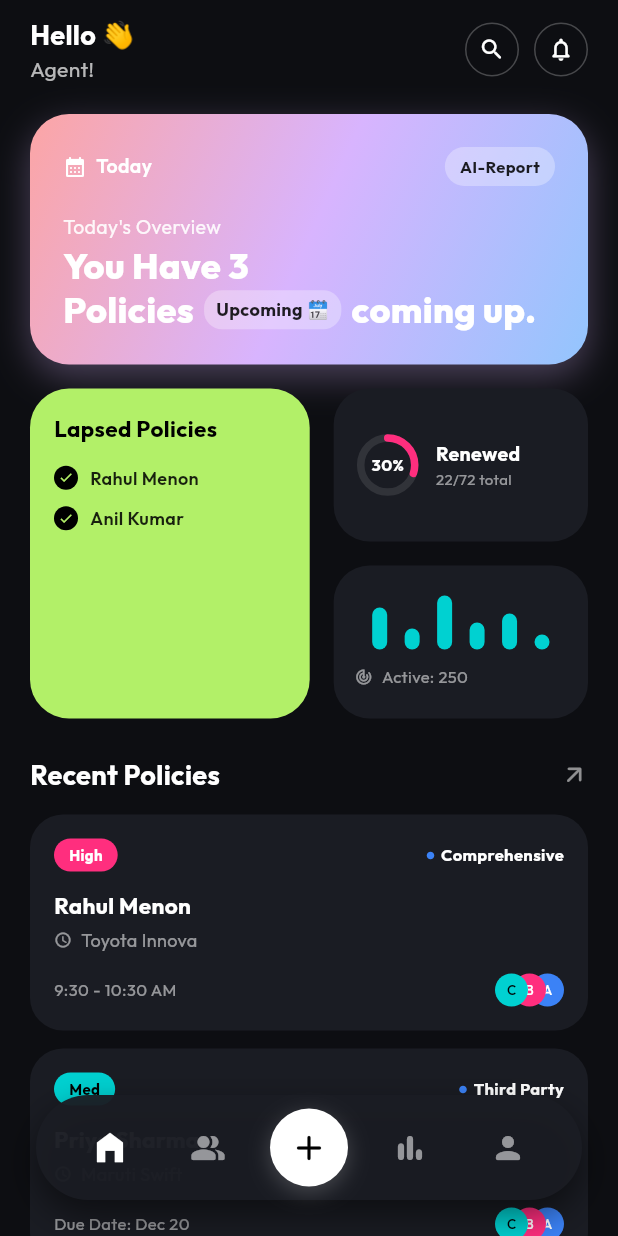
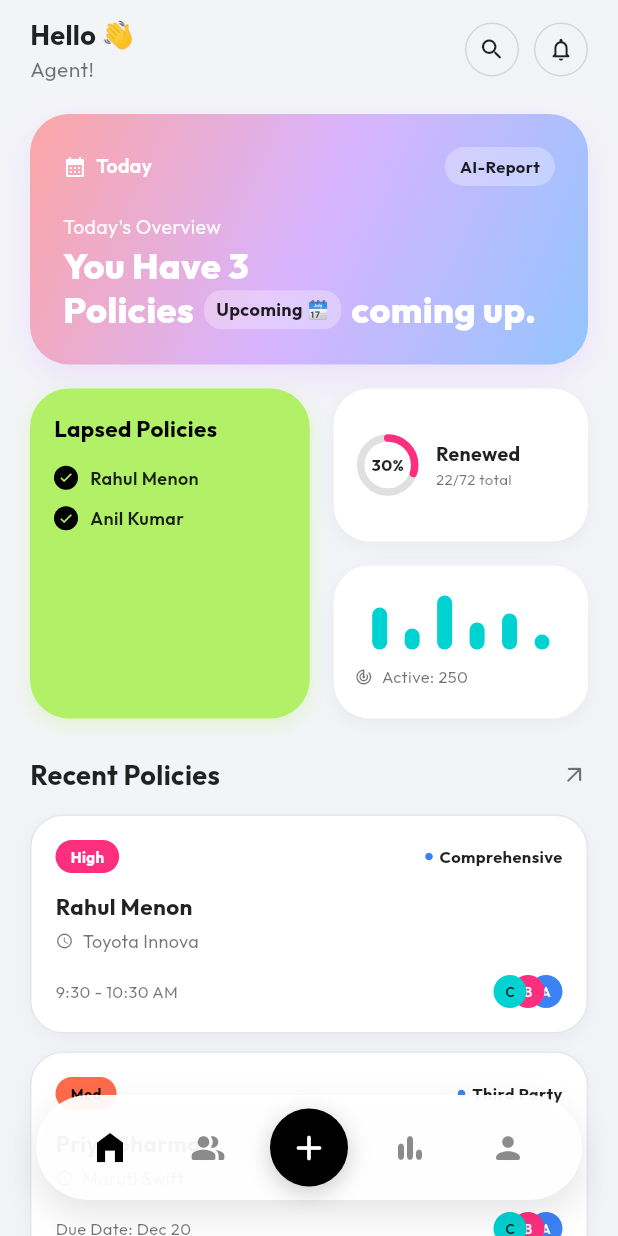
Before and after one commit to fahimfrk/project-insurance-app, a Flutter app: the InsuranceDashboard screen opened directly, on a phone screen of 412 x 824 dp. Run offline on Flutter 3.47's test engine with Material 3 defaults, Android fonts, the phone set to English and light mode, and no system bars; our stand-ins replace google_fonts, supabase_flutter; accounts and stored records are empty.

Commit message:
Add light theme support to insurance dashboard
Adapt dashboard cards, text, controls, and the account dialog to the system brightness. Use an orange medium-priority badge for upcoming policies.

```diff
--- a/lib/admininsuraance.dart
+++ b/lib/admininsuraance.dart
@@ -19,8 +19,6 @@ class _InsuranceDashboardState extends State<InsuranceDashboard> {
   bool _loading = true;
 
   // Exact Colors from the Dribbble Inspiration
-  final Color bgDark = const Color(0xFF0D0E12);
-  final Color cardDark = const Color(0xFF1A1C23);
   final Color limeGreen = const Color(0xFFB2F068);
   final Color accentOrange = const Color(0xFFFF6B4A);
   final Color badgePink = const Color(0xFFFF2E7E);
@@ -98,20 +96,25 @@ class _InsuranceDashboardState extends State<InsuranceDashboard> {
     }
   }
 
-  void _showSettingsDialog() {
+  void _showSettingsDialog(bool isDark) {
     final email = SupabaseService.currentUserEmail ?? 'Not logged in';
     final name = SupabaseService.currentUserName;
+
+    final dialogBg = isDark ? const Color(0xFF1A1C23) : Colors.white;
+    final textMain = isDark ? Colors.white : Colors.black87;
+    final textSub = isDark ? Colors.white54 : Colors.black54;
+
     showDialog(
       context: context,
       builder: (ctx) => AlertDialog(
-        backgroundColor: cardDark,
+        backgroundColor: dialogBg,
         shape: RoundedRectangleBorder(borderRadius: BorderRadius.circular(24)),
         title: Row(
           children: [
-            const Icon(Icons.settings_outlined, color: Colors.white),
+            Icon(Icons.settings_outlined, color: textMain),
             const SizedBox(width: 10),
             Expanded(
-              child: Text('Account', style: GoogleFonts.outfit(fontSize: 18, color: Colors.white)),
+              child: Text('Account', style: GoogleFonts.outfit(fontSize: 18, color: textMain)),
             ),
           ],
         ),
@@ -119,9 +122,9 @@ class _InsuranceDashboardState extends State<InsuranceDashboard> {
           mainAxisSize: MainAxisSize.min,
           crossAxisAlignment: CrossAxisAlignment.start,
           children: [
-            Text('User: $name', style: GoogleFonts.outfit(fontWeight: FontWeight.w600, color: Colors.white)),
+            Text('User: $name', style: GoogleFonts.outfit(fontWeight: FontWeight.w600, color: textMain)),
             const SizedBox(height: 4),
-            Text('Email: $email', style: GoogleFonts.outfit(fontSize: 13, color: Colors.white54)),
+            Text('Email: $email', style: GoogleFonts.outfit(fontSize: 13, color: textSub)),
             const SizedBox(height: 16),
             SizedBox(
               width: double.infinity,
@@ -149,6 +152,14 @@ class _InsuranceDashboardState extends State<InsuranceDashboard> {
 
   @override
   Widget build(BuildContext context) {
+    final bool isDark = MediaQuery.of(context).platformBrightness == Brightness.dark;
+
+    final Color bgCol = isDark ? const Color(0xFF0D0E12) : const Color(0xFFF3F4F8);
+    final Color cardCol = isDark ? const Color(0xFF1A1C23) : Colors.white;
+    final Color textMain = isDark ? Colors.white : Colors.black87;
+    final Color textSub = isDark ? Colors.white70 : Colors.black54;
+    final Color iconBorder = isDark ? Colors.white24 : Colors.black12;
+
     int displayCount = 0;
     String badgeText = "Valid ✅";
     String suffixText = " right now.";
@@ -164,14 +175,14 @@ class _InsuranceDashboardState extends State<InsuranceDashboard> {
     }
 
     return Scaffold(
-      backgroundColor: bgDark,
+      backgroundColor: bgCol,
       body: Stack(
         children: [
           SafeArea(
             bottom: false,
             child: RefreshIndicator(
-              color: Colors.white,
-              backgroundColor: cardDark,
+              color: isDark ? Colors.white : Colors.black,
+              backgroundColor: cardCol,
               onRefresh: _loadDashboardData,
               child: ListView(
                 padding: const EdgeInsets.fromLTRB(20, 10, 20, 120),
@@ -184,11 +195,11 @@ class _InsuranceDashboardState extends State<InsuranceDashboard> {
                         children: [
                           Text(
                             'Hello 👋',
-                            style: GoogleFonts.outfit(fontSize: 18, color: Colors.white, fontWeight: FontWeight.bold),
+                            style: GoogleFonts.outfit(fontSize: 18, color: textMain, fontWeight: FontWeight.bold),
                           ),
                           Text(
                             '${SupabaseService.currentUserName}!',
-                            style: GoogleFonts.outfit(fontSize: 14, color: Colors.white70),
+                            style: GoogleFonts.outfit(fontSize: 14, color: textSub),
                           ),
                         ],
                       ),
@@ -196,14 +207,14 @@ class _InsuranceDashboardState extends State<InsuranceDashboard> {
                         children: [
                           Container(
                             padding: const EdgeInsets.all(8),
-                            decoration: BoxDecoration(shape: BoxShape.circle, border: Border.all(color: Colors.white24)),
-                            child: const Icon(Icons.search_rounded, color: Colors.white, size: 18),
+                            decoration: BoxDecoration(shape: BoxShape.circle, border: Border.all(color: iconBorder)),
+                            child: Icon(Icons.search_rounded, color: textMain, size: 18),
                           ),
                           const SizedBox(width: 10),
                           Container(
                             padding: const EdgeInsets.all(8),
-                            decoration: BoxDecoration(shape: BoxShape.circle, border: Border.all(color: Colors.white24)),
-                            child: const Icon(Icons.notifications_none_rounded, color: Colors.white, size: 18),
+                            decoration: BoxDecoration(shape: BoxShape.circle, border: Border.all(color: iconBorder)),
+                            child: Icon(Icons.notifications_none_rounded, color: textMain, size: 18),
                           ),
                         ],
                       )
@@ -270,12 +281,17 @@ class _InsuranceDashboardState extends State<InsuranceDashboard> {
                   Row(
                     crossAxisAlignment: CrossAxisAlignment.start,
                     children: [
+                      // LIME GREEN CARD
                       Expanded(
                         flex: 11,
                         child: Container(
                           height: 220,
                           padding: const EdgeInsets.all(16),
-                          decoration: BoxDecoration(color: limeGreen, borderRadius: BorderRadius.circular(26)),
+                          decoration: BoxDecoration(
+                            color: limeGreen,
+                            borderRadius: BorderRadius.circular(26),
+                            boxShadow: isDark ? [] : [BoxShadow(color: limeGreen.withOpacity(0.3), blurRadius: 12, offset: const Offset(0, 4))],
+                          ),
                           child: Column(
                             crossAxisAlignment: CrossAxisAlignment.start,
                             children: [
@@ -288,7 +304,7 @@ class _InsuranceDashboardState extends State<InsuranceDashboard> {
                                     Container(
                                       padding: const EdgeInsets.all(3),
                                       decoration: const BoxDecoration(color: Colors.black, shape: BoxShape.circle),
-                                      child: Icon(Icons.check, color: limeGreen, size: 10), // CONST REMOVED HERE
+                                      child: Icon(Icons.check, color: limeGreen, size: 10),
                                     ),
                                     const SizedBox(width: 8),
                                     Expanded(
@@ -317,11 +333,16 @@ class _InsuranceDashboardState extends State<InsuranceDashboard> {
                           height: 220,
                           child: Column(
                             children: [
+                              // RENEWED CHART CARD
                               Expanded(
                                 child: Container(
                                   width: double.infinity,
                                   padding: const EdgeInsets.all(14),
-                                  decoration: BoxDecoration(color: cardDark, borderRadius: BorderRadius.circular(24)),
+                                  decoration: BoxDecoration(
+                                    color: cardCol,
+                                    borderRadius: BorderRadius.circular(24),
+                                    boxShadow: isDark ? [] : [BoxShadow(color: Colors.black.withOpacity(0.04), blurRadius: 10, offset: const Offset(0, 4))],
+                                  ),
                                   child: Row(
                                     children: [
                                       SizedBox(
@@ -330,14 +351,14 @@ class _InsuranceDashboardState extends State<InsuranceDashboard> {
                                         child: Stack(
                                           alignment: Alignment.center,
                                           children: [
-                                            CircularProgressIndicator( // CONST REMOVED HERE
+                                            CircularProgressIndicator(
                                               value: 0.3,
                                               color: badgePink,
-                                              backgroundColor: Colors.white10,
+                                              backgroundColor: isDark ? Colors.white10 : Colors.black12,
                                               strokeWidth: 5,
                                               strokeCap: StrokeCap.round,
                                             ),
-                                            Text('30%', style: GoogleFonts.outfit(color: Colors.white, fontSize: 11, fontWeight: FontWeight.bold)),
+                                            Text('30%', style: GoogleFonts.outfit(color: textMain, fontSize: 11, fontWeight: FontWeight.bold)),
                                           ],
                                         ),
                                       ),
@@ -349,9 +370,9 @@ class _InsuranceDashboardState extends State<InsuranceDashboard> {
                                           children: [
                                             FittedBox(
                                               fit: BoxFit.scaleDown,
-                                              child: Text('Renewed', style: GoogleFonts.outfit(color: Colors.white, fontSize: 13, fontWeight: FontWeight.bold)),
+                                              child: Text('Renewed', style: GoogleFonts.outfit(color: textMain, fontSize: 13, fontWeight: FontWeight.bold)),
                                             ),
-                                            Text('${_metrics.renewedThisMonth}/${_metrics.totalPolicies} total', style: GoogleFonts.outfit(color: Colors.white54, fontSize: 10)),
+                                            Text('${_metrics.renewedThisMonth}/${_metrics.totalPolicies} total', style: GoogleFonts.outfit(color: textSub, fontSize: 10)),
                                           ],
                                         ),
                                       )
@@ -361,11 +382,16 @@ class _InsuranceDashboardState extends State<InsuranceDashboard> {
                               ),
                               const SizedBox(height: 16),
 
+                              // BAR CHART CARD
                               Expanded(
                                 child: Container(
                                   width: double.infinity,
                                   padding: const EdgeInsets.symmetric(horizontal: 14, vertical: 12),
-                                  decoration: BoxDecoration(color: cardDark, borderRadius: BorderRadius.circular(24)),
+                                  decoration: BoxDecoration(
+                                    color: cardCol,
+                                    borderRadius: BorderRadius.circular(24),
+                                    boxShadow: isDark ? [] : [BoxShadow(color: Colors.black.withOpacity(0.04), blurRadius: 10, offset: const Offset(0, 4))],
+                                  ),
                                   child: Column(
                                     mainAxisAlignment: MainAxisAlignment.center,
                                     crossAxisAlignment: CrossAxisAlignment.start,
@@ -381,9 +407,9 @@ class _InsuranceDashboardState extends State<InsuranceDashboard> {
                                       const SizedBox(height: 10),
                                       Row(
                                         children: [
-                                          const Icon(Icons.track_changes_rounded, color: Colors.white54, size: 12),
+                                          Icon(Icons.track_changes_rounded, color: textSub, size: 12),
                                           const SizedBox(width: 6),
-                                          Text('Active: ${_metrics.activePolicies}', style: GoogleFonts.outfit(color: Colors.white54, fontSize: 11)),
+                                          Text('Active: ${_metrics.activePolicies}', style: GoogleFonts.outfit(color: textSub, fontSize: 11)),
                                         ],
                                       )
                                     ],
@@ -401,18 +427,19 @@ class _InsuranceDashboardState extends State<InsuranceDashboard> {
                   Row(
                     mainAxisAlignment: MainAxisAlignment.spaceBetween,
                     children: [
-                      Text('Recent Policies', style: GoogleFonts.outfit(fontSize: 18, color: Colors.white, fontWeight: FontWeight.bold)),
-                      const Icon(Icons.arrow_outward_rounded, color: Colors.white54, size: 18),
+                      Text('Recent Policies', style: GoogleFonts.outfit(fontSize: 18, color: textMain, fontWeight: FontWeight.bold)),
+                      Icon(Icons.arrow_outward_rounded, color: textSub, size: 18),
                     ],
                   ),
                   const SizedBox(height: 14),
 
-                  ...recentPolicies.map((item) => _buildRecentItem(item)),
+                  ...recentPolicies.map((item) => _buildRecentItem(item, isDark, cardCol)),
                 ],
               ),
             ),
           ),
 
+          // ─── IOS STYLE FLOATING DOCK ───
           Positioned(
             bottom: 24,
             left: 24,
@@ -421,26 +448,27 @@ class _InsuranceDashboardState extends State<InsuranceDashboard> {
               height: 70,
               padding: const EdgeInsets.symmetric(horizontal: 8),
               decoration: BoxDecoration(
-                color: cardDark.withOpacity(0.95),
+                color: isDark ? const Color(0xFF1A1C23).withOpacity(0.95) : Colors.white.withOpacity(0.95),
                 borderRadius: BorderRadius.circular(35),
                 boxShadow: [
-                  BoxShadow(color: Colors.black.withOpacity(0.5), blurRadius: 20, offset: const Offset(0, 10))
+                  BoxShadow(color: Colors.black.withOpacity(isDark ? 0.5 : 0.1), blurRadius: 20, offset: const Offset(0, 10))
                 ]
               ),
               child: Row(
                 mainAxisAlignment: MainAxisAlignment.spaceEvenly,
                 children: [
                   IconButton(
-                    icon: const Icon(Icons.home_filled, color: Colors.white, size: 26),
+                    icon: Icon(Icons.home_filled, color: isDark ? Colors.white : Colors.black, size: 26),
                     onPressed: () {},
                   ),
                   IconButton(
-                    icon: const Icon(Icons.people_alt_rounded, color: Colors.white54, size: 24),
+                    icon: Icon(Icons.people_alt_rounded, color: isDark ? Colors.white54 : Colors.black45, size: 24),
                     onPressed: () {
                       Navigator.push(context, MaterialPageRoute(builder: (context) => const Sales())).then((_) => _loadDashboardData());
                     },
                   ),
 
+                  // PREMIUM FLOATING ACTION BUTTON
                   GestureDetector(
                     onTap: () {
                       Navigator.push(context, MaterialPageRoute(builder: (context) => const addcustomer(mode: 0))).then((_) => _loadDashboardData());
@@ -449,23 +477,23 @@ class _InsuranceDashboardState extends State<InsuranceDashboard> {
                       height: 52,
                       width: 52,
                       decoration: BoxDecoration(
-                        color: Colors.white,
+                        color: isDark ? Colors.white : Colors.black,
                         shape: BoxShape.circle,
-                        boxShadow: [BoxShadow(color: Colors.white.withOpacity(0.2), blurRadius: 12, offset: const Offset(0, 4))]
+                        boxShadow: [BoxShadow(color: (isDark ? Colors.white : Colors.black).withOpacity(0.2), blurRadius: 12, offset: const Offset(0, 4))]
                       ),
-                      child: const Icon(Icons.add_rounded, color: Colors.black, size: 28),
+                      child: Icon(Icons.add_rounded, color: isDark ? Colors.black : Colors.white, size: 28),
                     ),
                   ),
 
                   IconButton(
-                    icon: const Icon(Icons.bar_chart_rounded, color: Colors.white54, size: 24),
+                    icon: Icon(Icons.bar_chart_rounded, color: isDark ? Colors.white54 : Colors.black45, size: 24),
                     onPressed: () {
                       Navigator.push(context, MaterialPageRoute(builder: (context) => const FileClaimScreen())).then((_) => _loadDashboardData());
                     },
                   ),
                   IconButton(
-                    icon: const Icon(Icons.person_rounded, color: Colors.white54, size: 24),
-                    onPressed: _showSettingsDialog,
+                    icon: Icon(Icons.person_rounded, color: isDark ? Colors.white54 : Colors.black45, size: 24),
+                    onPressed: () => _showSettingsDialog(isDark),
                   ),
                 ],
               ),
@@ -501,11 +529,15 @@ class _InsuranceDashboardState extends State<InsuranceDashboard> {
     );
   }
 
-  Widget _buildRecentItem(Map<String, String> item) {
+  Widget _buildRecentItem(Map<String, String> item, bool isDark, Color cardCol) {
     bool isUrgent = item['status'] == 'urgent' || item['status'] == 'lapsed';
-    Color badgeColor = isUrgent ? badgePink : limeGreen;
-    String badgeText = isUrgent ? 'High' : 'Low';
-    if(item['status'] == 'upcoming') { badgeColor = chartCyan; badgeText = 'Med'; }
+    bool isUpcoming = item['status'] == 'upcoming';
+
+    Color badgeColor = isUrgent ? badgePink : (isUpcoming ? accentOrange : limeGreen);
+    String badgeText = isUrgent ? 'High' : (isUpcoming ? 'Med' : 'Low');
+
+    Color textMain = isDark ? Colors.white : Colors.black87;
+    Color textSub = isDark ? Colors.white70 : Colors.black54;
 
     return InkWell(
       onTap: () {
@@ -518,7 +550,12 @@ class _InsuranceDashboardState extends State<InsuranceDashboard> {
       child: Container(
         margin: const EdgeInsets.only(bottom: 12),
         padding: const EdgeInsets.all(16),
-        decoration: BoxDecoration(color: cardDark, borderRadius: BorderRadius.circular(22)),
+        decoration: BoxDecoration(
+          color: cardCol,
+          borderRadius: BorderRadius.circular(22),
+          border: Border.all(color: isDark ? const Color(0xFF3A3A3A) : const Color(0xFFE5E7EB)),
+          boxShadow: isDark ? [] : [BoxShadow(color: Colors.black.withOpacity(0.04), blurRadius: 10, offset: const Offset(0, 4))],
+        ),
         child: Column(
           crossAxisAlignment: CrossAxisAlignment.start,
           children: [
@@ -534,26 +571,26 @@ class _InsuranceDashboardState extends State<InsuranceDashboard> {
                   children: [
                     Icon(Icons.circle, color: badgeBlue, size: 6),
                     const SizedBox(width: 4),
-                    Text(item['type'] ?? '', style: GoogleFonts.outfit(color: Colors.white, fontSize: 11, fontWeight: FontWeight.bold)),
+                    Text(item['type'] ?? '', style: GoogleFonts.outfit(color: textMain, fontSize: 11, fontWeight: FontWeight.bold)),
                   ],
                 )
               ],
             ),
             const SizedBox(height: 12),
-            Text(item['customer'] ?? '', style: GoogleFonts.outfit(color: Colors.white, fontSize: 15, fontWeight: FontWeight.bold)),
+            Text(item['customer'] ?? '', style: GoogleFonts.outfit(color: textMain, fontSize: 15, fontWeight: FontWeight.bold)),
             const SizedBox(height: 4),
             Row(
               children: [
-                const Icon(Icons.access_time_rounded, color: Colors.white54, size: 12),
+                Icon(Icons.access_time_rounded, color: textSub, size: 12),
                 const SizedBox(width: 6),
-                Text(item['vehicle'] ?? '', style: GoogleFonts.outfit(color: Colors.white54, fontSize: 12)),
+                Text(item['vehicle'] ?? '', style: GoogleFonts.outfit(color: textSub, fontSize: 12)),
               ],
             ),
             const SizedBox(height: 14),
             Row(
               mainAxisAlignment: MainAxisAlignment.spaceBetween,
               children: [
-                Text(item['note'] ?? '', style: GoogleFonts.outfit(color: Colors.white54, fontSize: 11)),
+                Text(item['note'] ?? '', style: GoogleFonts.outfit(color: textSub, fontSize: 11)),
                 SizedBox(
                   width: 46,
                   height: 22,
```
